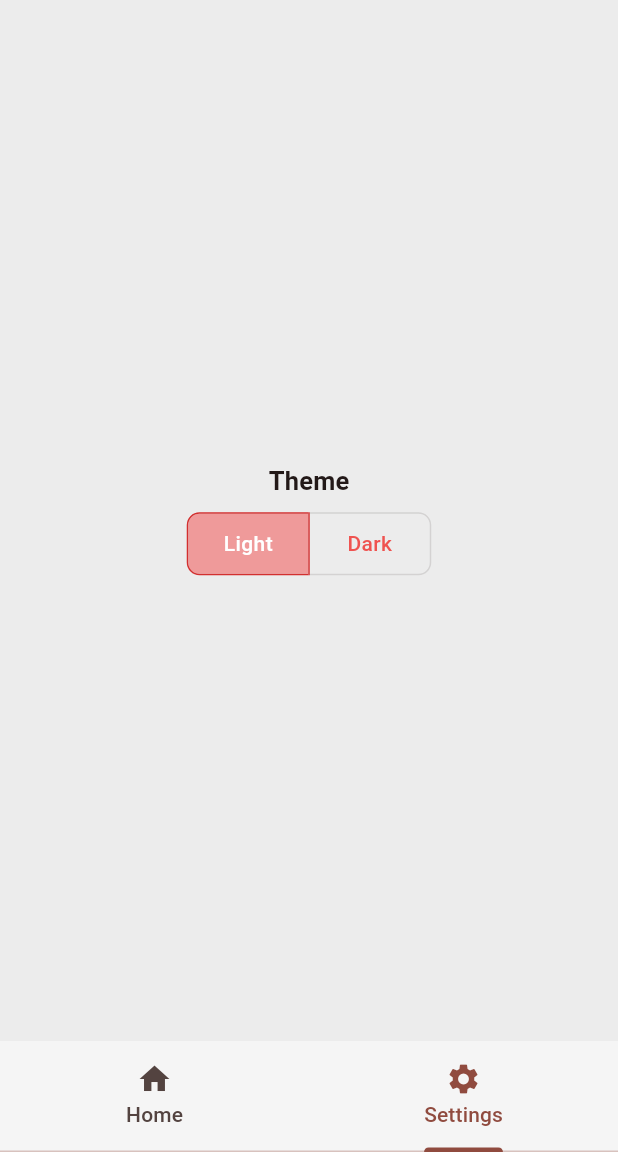
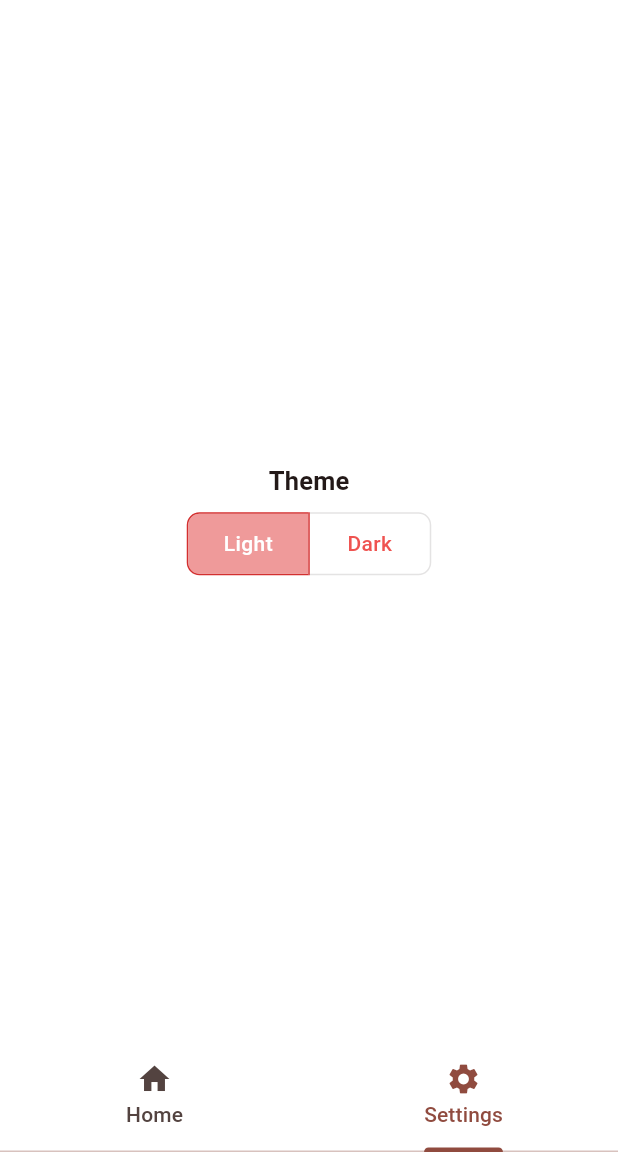
Before and after one commit to satisf1ed/hw_flutter, a Flutter app: the screen it shows after launch, tab 2 chosen, on a phone screen of 412 x 824 dp, the part 84-1236 px from its top. Run offline on Flutter 3.47's test engine with Material 3 defaults, Android fonts, the light colour scheme and no system bars; our stand-ins replace webview_flutter; network calls fail.

Commit message:
hotfix scaffold color

```diff
--- a/lib/theme/theme.dart
+++ b/lib/theme/theme.dart
@@ -15,7 +15,7 @@ final lightTheme = ThemeData(
   primaryColor: primaryColor,
   useMaterial3: true,
   textTheme: textTheme,
-  scaffoldBackgroundColor: Colors.grey.withOpacity(0.1),
+  scaffoldBackgroundColor: Colors.white,
   colorScheme: ColorScheme.fromSeed(
       seedColor: primaryColor, brightness: Brightness.light),
 );
```
